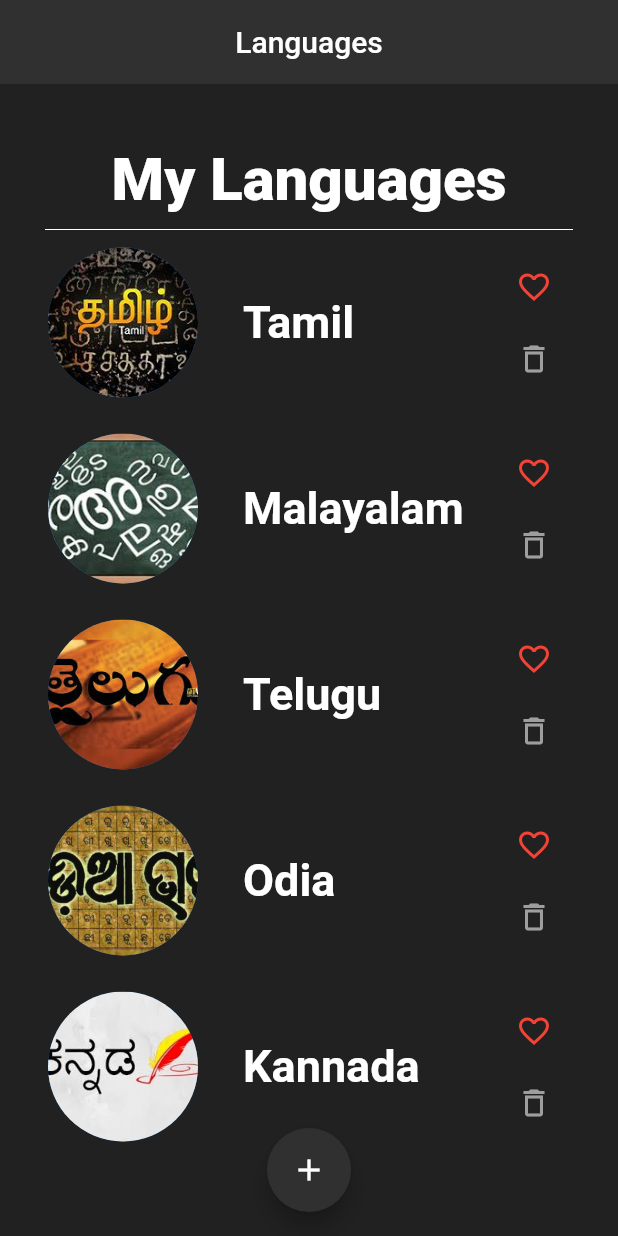
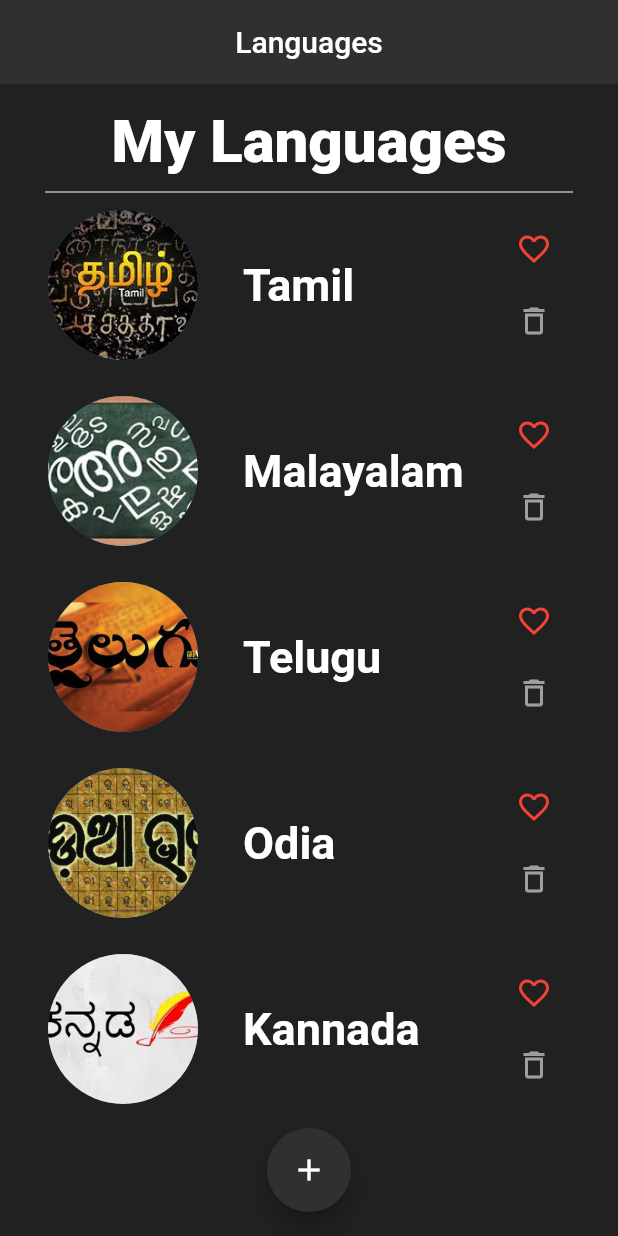
Before and after one commit to RishanthRajendhran/languagesFlutter, a Flutter app: the screen it shows after launch, on a phone screen of 412 x 824 dp. Run offline on Flutter 3.47's test engine with Material 2 defaults, Android fonts, the phone set to English and light mode, and no system bars; our stand-ins replace image_picker.

Commit message:
Initial commit

```diff
--- a/lib/langList.dart
+++ b/lib/langList.dart
@@ -29,7 +29,7 @@ class _LanguageListState extends State<LanguageList> {
         elevation: 0,
       ),
       body: Padding(
-        padding: EdgeInsets.fromLTRB(30, 40, 30, 0),
+        padding: EdgeInsets.fromLTRB(30, 15, 30, 0),
         child: ListView(
           children: <Widget>[
             Column(
```
